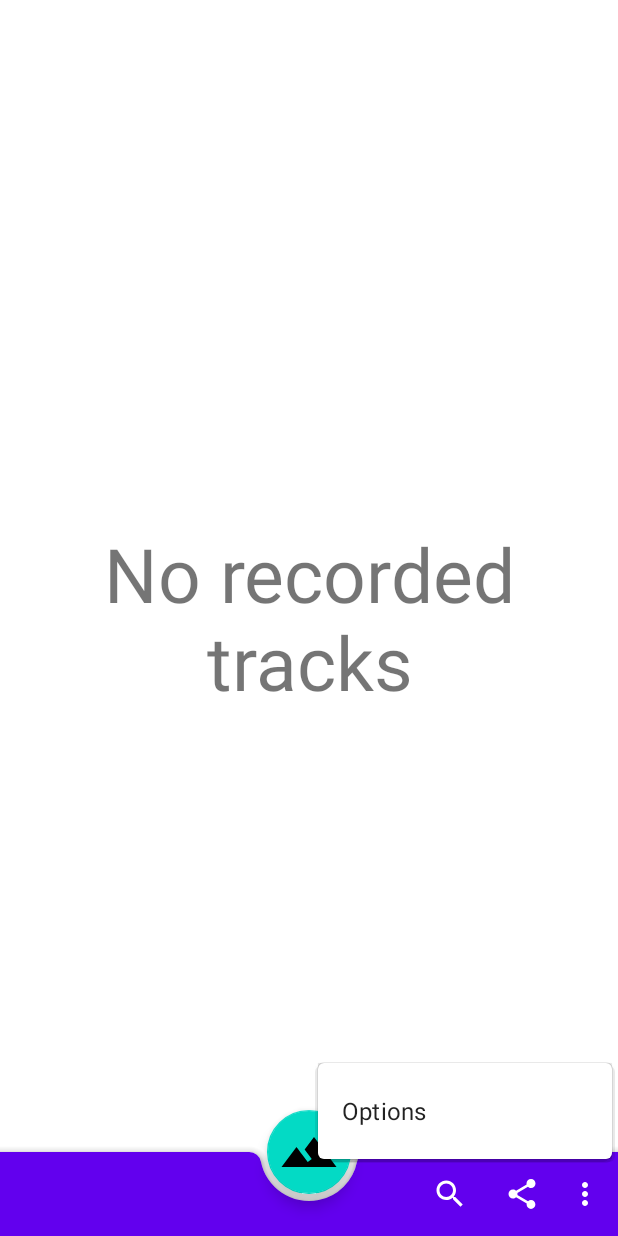
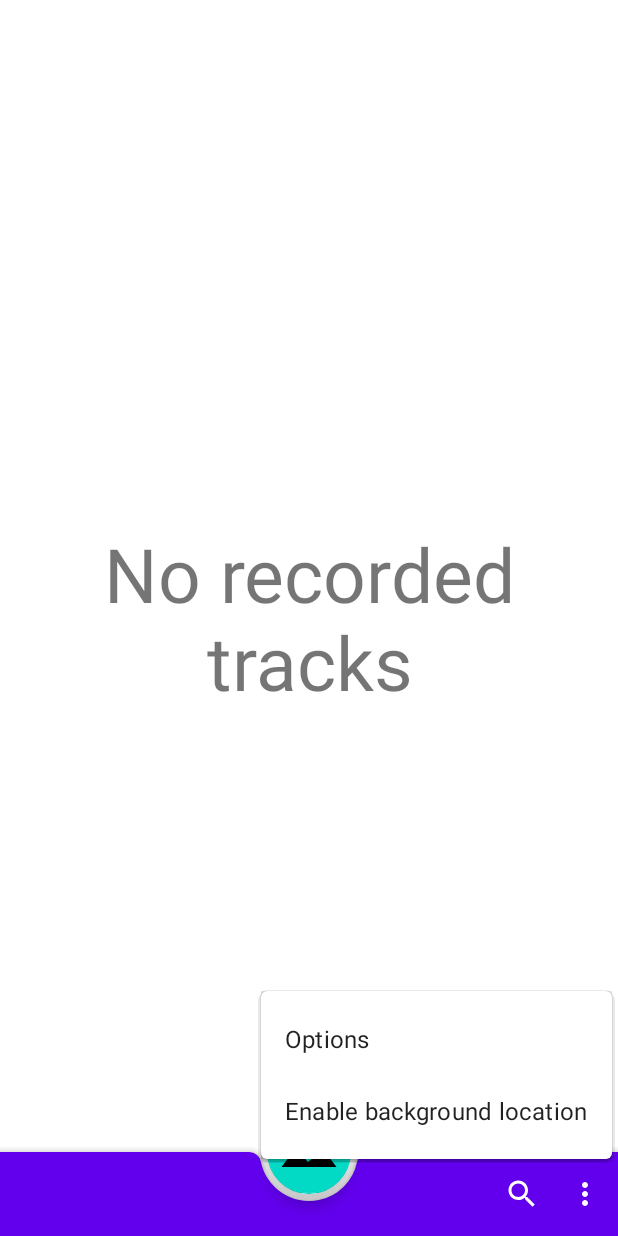
Before and after one commit to matmazurk/Tracker, an Android app: the screen it shows after launch (TrackerActivity), with the options menu open, on a phone screen of 412 x 824 dp. Run offline under Robolectric (Android 15) with nearby library versions, the phone set to English and light mode, and no system bars; our stand-ins replace Room's generated code; libraries missing offline, so code that uses them is left out: com.karumi.dexter; 1 statement that could not run was skipped.

Commit message:
[code][UI] added delete button to menu

```diff
--- a/app/src/main/java/com/mat/tracker/LocationsViewModel.kt
+++ b/app/src/main/java/com/mat/tracker/LocationsViewModel.kt
@@ -1,5 +1,6 @@
 package com.mat.tracker
 
+import android.util.Log
 import androidx.lifecycle.*
 import kotlinx.coroutines.delay
 import kotlinx.coroutines.launch
@@ -14,7 +15,12 @@ class LocationsViewModel(
     private val _passedTimeString: MutableLiveData<String?> = MutableLiveData(null)
     val passedTimeString: LiveData<String?>
         get() = _passedTimeString
-    val rvSelectedPositions: MutableList<Int> = mutableListOf()
+    private val _isAnyFileSelected: MutableLiveData<Boolean> = MutableLiveData(false)
+    val isAnyFileSelected: LiveData<Boolean>
+        get() = _isAnyFileSelected
+    private val _selectedPositions: MutableSet<Int> = mutableSetOf()
+    val selectedPositions: Set<Int>
+        get() = _selectedPositions
     val locations: LiveData<List<LocationData>> = repository.getLocations().asLiveData()
     val newFileEvent = repository.newFileEvent
     val files = repository.files
@@ -25,6 +31,20 @@ class LocationsViewModel(
             TrackerActivity.State.NOT_TRACING
         }
     }
+
+    fun addSelectedFile(position: Int) {
+        _selectedPositions.add(position)
+        _isAnyFileSelected.value = true
+    }
+
+    fun removeSelectedFile(position: Int) {
+        _selectedPositions.remove(position)
+        if (_selectedPositions.isEmpty()) {
+            _isAnyFileSelected.value = false
+        }
+    }
+
+    fun clearSelections() = _selectedPositions.clear()
 
     fun startFileObserver() = repository.startFileObserver()
 
@@ -64,9 +84,9 @@ class LocationsViewModel(
         while (state.value == TrackerActivity.State.TRACING) {
             val difference = Date().time - startingTime.time
             val formattedDifference =
-                    "${TimeUnit.MILLISECONDS.toHours(difference)}:" +
-                            "${TimeUnit.MILLISECONDS.toMinutes(difference) % 60}:" +
-                            String.format("%02d", TimeUnit.MILLISECONDS.toSeconds(difference) % 60)
+                "${TimeUnit.MILLISECONDS.toHours(difference)}:" +
+                "${TimeUnit.MILLISECONDS.toMinutes(difference) % 60}:" +
+                String.format("%02d", TimeUnit.MILLISECONDS.toSeconds(difference) % 60)
             _passedTimeString.postValue(formattedDifference)
             delay(1000)
         }
--- a/app/src/main/java/com/mat/tracker/Repository.kt
+++ b/app/src/main/java/com/mat/tracker/Repository.kt
@@ -75,6 +75,9 @@ class Repository(
         dir.listFiles()
             .filter {
                 it.name.contains(".gpx")
+            }
+            .sortedByDescending {
+                Date(it.lastModified()).time
             }
             .map {
                 it.name.replace(".gpx", "")
--- a/app/src/main/java/com/mat/tracker/TrackerActivity.kt
+++ b/app/src/main/java/com/mat/tracker/TrackerActivity.kt
@@ -25,7 +25,7 @@ class TrackerActivity : AppCompatActivity(), RemainingPointsDialog.Callbacks {
     private lateinit var permissionHandler: LocationPermissionHandler
     private lateinit var recyclerView: RecyclerView
     private var locations: List<LocationData> = listOf()
-    private val recordsAdapter = RecordsAdapter(this)
+    private lateinit var recordsAdapter: RecordsAdapter
 
     override fun onCreate(savedInstanceState: Bundle?) {
         super.onCreate(savedInstanceState)
@@ -39,6 +39,8 @@ class TrackerActivity : AppCompatActivity(), RemainingPointsDialog.Callbacks {
         observeNewFileEvent()
         observeFiles()
         observeTimer()
+        observeMenuItemClick()
+        observeAnyFileSelected()
     }
 
     override fun onPause() {
@@ -67,7 +69,6 @@ class TrackerActivity : AppCompatActivity(), RemainingPointsDialog.Callbacks {
 
     private fun observeAppState() {
         state.observe(this) { state ->
-                Log.i("app state", "change")
             when (state) {
                 State.TRACING -> {
                     binding.fabTracking.setImageResource(R.drawable.ic_stop_circle_24)
@@ -83,6 +84,7 @@ class TrackerActivity : AppCompatActivity(), RemainingPointsDialog.Callbacks {
     private fun observeNewFileEvent() {
         viewModel.newFileEvent.observe(this) { event ->
             event.getContentIfNotHandled()?.let { filename ->
+                viewModel.clearSelections()
                 Toast.makeText(this, "$filename created!", Toast.LENGTH_SHORT).show()
             }
         }
@@ -107,6 +109,7 @@ class TrackerActivity : AppCompatActivity(), RemainingPointsDialog.Callbacks {
     }
 
     private fun prepareRecyclerView() {
+        recordsAdapter = RecordsAdapter(this, viewModel)
         recyclerView = binding.rvRecords
         recyclerView.adapter = recordsAdapter
         recyclerView.layoutManager = GridLayoutManager(this, 3)
@@ -173,6 +176,37 @@ class TrackerActivity : AppCompatActivity(), RemainingPointsDialog.Callbacks {
         dialog.show()
     }
 
+    private fun observeMenuItemClick() {
+        binding.bottomAppBar.setOnMenuItemClickListener { menuItem ->
+            when (menuItem.itemId) {
+                R.id.background_enhance -> {
+                    permissionHandler.checkBackgroundLocationAndRun {}
+                    true
+                }
+                R.id.search -> {
+
+                    true
+                }
+                R.id.options -> {
+
+                    true
+                }
+                R.id.share -> {
+
+                    true
+                }
+                else -> false
+            }
+        }
+    }
+
+    private fun observeAnyFileSelected() {
+        viewModel.isAnyFileSelected.observe(this) { isAnySelected ->
+            binding.bottomAppBar.menu.getItem(2).isVisible = isAnySelected
+            binding.bottomAppBar.menu.getItem(3).isVisible = isAnySelected
+        }
+    }
+
     enum class State {
         TRACING,
         NOT_TRACING
--- /dev/null
+++ b/app/src/main/res/drawable/ic_baseline_delete_24.xml
@@ -0,0 +1,10 @@
+<vector xmlns:android="http://schemas.android.com/apk/res/android"
+    android:width="24dp"
+    android:height="24dp"
+    android:viewportWidth="24"
+    android:viewportHeight="24"
+    android:tint="?attr/colorControlNormal">
+  <path
+      android:fillColor="@android:color/white"
+      android:pathData="M6,19c0,1.1 0.9,2 2,2h8c1.1,0 2,-0.9 2,-2V7H6v12zM19,4h-3.5l-1,-1h-5l-1,1H5v2h14V4z"/>
+</vector>
--- a/app/src/main/res/menu/bottom_app_bar.xml
+++ b/app/src/main/res/menu/bottom_app_bar.xml
@@ -4,23 +4,32 @@
     <item
         android:id="@+id/options"
         android:title="@string/options"
-        android:contentDescription="@string/content_description_options"
-        />
+        android:contentDescription="@string/content_description_options" />
+
+    <item
+        android:id="@+id/background_enhance"
+        android:title="@string/enable_background_location"
+        android:contentDescription="@string/enhance_app_with_background_location_permissions" />
+
+    <item
+        android:id="@+id/delete"
+        android:icon="@drawable/ic_baseline_delete_24"
+        android:title="@string/delete_file"
+        android:contentDescription="@string/delete_selected_files"
+        app:showAsAction="always" />
+
+    <item
+        android:id="@+id/share"
+        android:icon="@drawable/ic_share_24"
+        android:title="@string/share"
+        android:contentDescription="@string/content_description_share"
+        app:showAsAction="always" />
 
     <item
         android:id="@+id/search"
         android:icon="@drawable/ic_search_24"
         android:title="@string/search"
         android:contentDescription="@string/content_description_search"
-        app:showAsAction="ifRoom"
-        />
-
-    <item
-        android:id="@+id/share"
-        android:icon="@drawable/ic_share_24"
-        android:title="@string/share"
-        android:contentDescription="@string/content_description_share"
-        app:showAsAction="ifRoom"
-        />
+        app:showAsAction="always" />
 
 </menu>
--- a/app/src/main/res/values/strings.xml
+++ b/app/src/main/res/values/strings.xml
@@ -17,4 +17,8 @@
     <string name="remaining_points_dialog_title">Handle saved points</string>
     <string name="remaining_points_dialog_message">There are remaining points from last recording.</string>
     <string name="gpx_file_icon">gpx file icon</string>
+    <string name="enable_background_location">Enable background location</string>
+    <string name="enhance_app_with_background_location_permissions">Enhance app with background location permissions.</string>
+    <string name="delete_file">Delete file</string>
+    <string name="delete_selected_files">Delete selected files</string>
 </resources>
```
Also changed, not shown: app/src/main/java/com/mat/tracker/RecordsAdapter.kt (+10 -9 lines).
